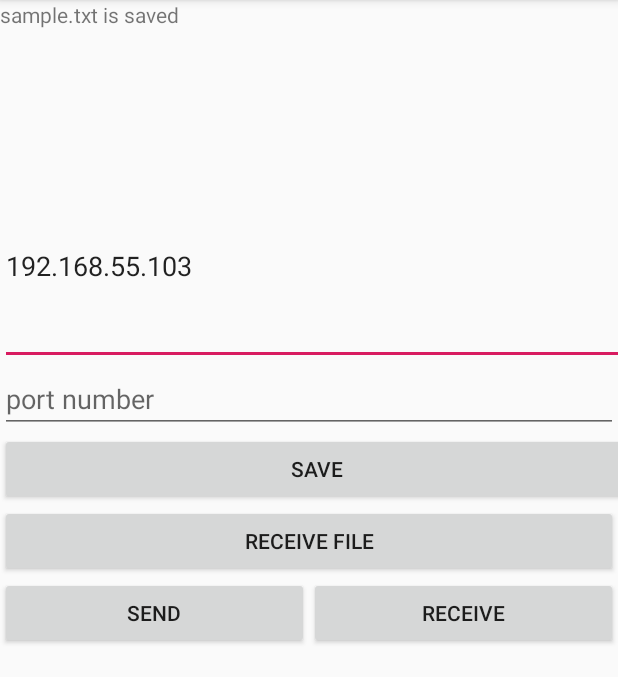
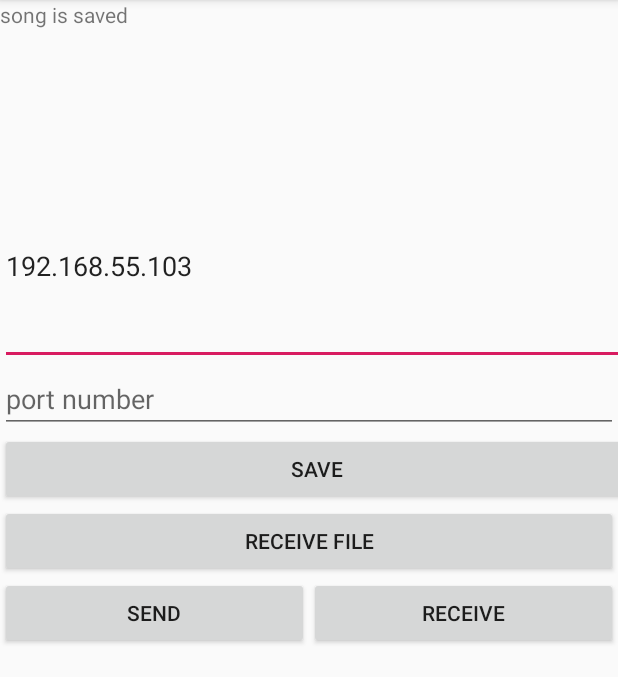
Before and after one commit to ManoharKoya/synerzy-android-client, an Android app: the screen it shows after launch (MainActivity), after a tap on "SAVE", on a phone screen of 412 x 824 dp, the part 84-761 px from its top. Run offline under Robolectric (Android 15) with nearby library versions, the light colour scheme and no system bars.

Commit message:
1.0 to support music file transfer

```diff
--- a/synzerzy-client/app/src/main/java/com/example/synerzy_client/MainActivity.java
+++ b/synzerzy-client/app/src/main/java/com/example/synerzy_client/MainActivity.java
@@ -21,7 +21,7 @@ public class MainActivity extends AppCompatActivity {
     EditText portEditText;
     TextView messageView;
     Button saveButton;
-
+    String fileName = "songReceived.mp3";
     @Override
     protected void onCreate(Bundle savedInstanceState) {
         super.onCreate(savedInstanceState);
@@ -39,7 +39,7 @@ public class MainActivity extends AppCompatActivity {
 //                    saveButton.setEnabled(false);
                 }
                 else {
-                    myExternalFile = new File(getExternalFilesDir("f"),"sample.mp3");
+                    myExternalFile = new File(getExternalFilesDir("f"),fileName);
                 }
                 try {
                     FileOutputStream fos = new FileOutputStream(myExternalFile);
@@ -48,7 +48,7 @@ public class MainActivity extends AppCompatActivity {
                 } catch (Exception e) {
                     e.printStackTrace();
                 }
-                messageView.setText("sample.txt is saved ");
+                messageView.setText("song is saved");
             }
         });
 
@@ -86,7 +86,7 @@ public class MainActivity extends AppCompatActivity {
     public void recieveFile(View v){
 
         int portnum = 13232;
-        fileReceiveClient frc = new fileReceiveClient(ipEditText.getText().toString(),portnum,"syn.mp3",this);
+        fileReceiveClient frc = new fileReceiveClient(ipEditText.getText().toString(),portnum,fileName,this);
         frc.execute();
     }
 
```
